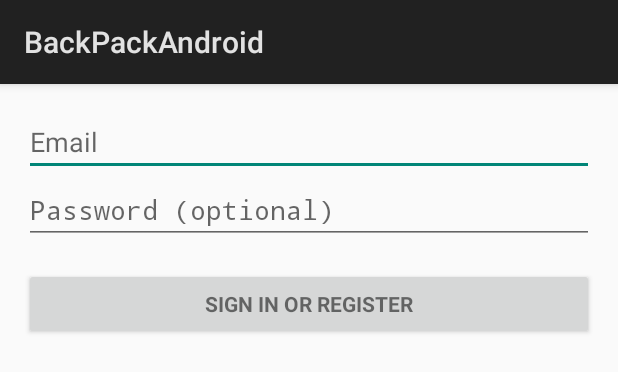
After one commit to Lluyssen/BackPackAndroid, an Android app: the layout activity_login.xml on its own in the app's theme, with its tools: preview values and no code run, on a phone screen of 412 x 824 dp. The commit adds this screen. Shown: the top 372 px of the screen. Run offline under Robolectric (Android 15) with nearby library versions, the phone set to English and light mode, and no system bars.

Commit message:
Add test login and maps acivity

```diff
--- a/app/build.gradle
+++ b/app/build.gradle
@@ -21,6 +21,9 @@ android {
 dependencies {
     implementation fileTree(dir: 'libs', include: ['*.jar'])
     implementation 'com.android.support.constraint:constraint-layout:1.0.2'
+    implementation 'com.android.support:support-annotations:26.1.0'
+    implementation 'com.google.android.gms:play-services-maps:11.8.0'
+    implementation 'com.android.support:appcompat-v7:26.1.0'
     testImplementation 'junit:junit:4.12'
     androidTestImplementation 'com.android.support.test:runner:1.0.1'
     androidTestImplementation 'com.android.support.test.espresso:espresso-core:3.0.1'
--- /dev/null
+++ b/app/src/main/res/layout/activity_login.xml
@@ -0,0 +1,65 @@
+<LinearLayout xmlns:android="http://schemas.android.com/apk/res/android"
+    xmlns:tools="http://schemas.android.com/tools"
+    android:layout_width="match_parent"
+    android:layout_height="match_parent"
+    android:gravity="center_horizontal"
+    android:orientation="vertical"
+    android:paddingBottom="@dimen/activity_vertical_margin"
+    android:paddingLeft="@dimen/activity_horizontal_margin"
+    android:paddingRight="@dimen/activity_horizontal_margin"
+    android:paddingTop="@dimen/activity_vertical_margin"
+    tools:context="app.backpackandroid.LoginActivity">
+
+    <!-- Login progress -->
+    <ProgressBar
+        android:id="@+id/login_progress"
+        style="?android:attr/progressBarStyleLarge"
+        android:layout_width="wrap_content"
+        android:layout_height="wrap_content"
+        android:layout_marginBottom="8dp"
+        android:visibility="gone" />
+
+    <ScrollView
+        android:id="@+id/login_form"
+        android:layout_width="match_parent"
+        android:layout_height="match_parent">
+
+        <LinearLayout
+            android:id="@+id/email_login_form"
+            android:layout_width="match_parent"
+            android:layout_height="wrap_content"
+            android:orientation="vertical">
+
+            <AutoCompleteTextView
+                android:id="@+id/email"
+                android:layout_width="match_parent"
+                android:layout_height="wrap_content"
+                android:hint="@string/prompt_email"
+                android:inputType="textEmailAddress"
+                android:maxLines="1"
+                android:singleLine="true" />
+
+            <EditText
+                android:id="@+id/password"
+                android:layout_width="match_parent"
+                android:layout_height="wrap_content"
+                android:hint="@string/prompt_password"
+                android:imeActionId="6"
+                android:imeActionLabel="@string/action_sign_in_short"
+                android:imeOptions="actionUnspecified"
+                android:inputType="textPassword"
+                android:maxLines="1"
+                android:singleLine="true" />
+
+            <Button
+                android:id="@+id/email_sign_in_button"
+                style="?android:textAppearanceSmall"
+                android:layout_width="match_parent"
+                android:layout_height="wrap_content"
+                android:layout_marginTop="16dp"
+                android:text="@string/action_sign_in"
+                android:textStyle="bold" />
+
+        </LinearLayout>
+    </ScrollView>
+</LinearLayout>
--- /dev/null
+++ b/app/src/main/res/values/dimens.xml
@@ -0,0 +1,5 @@
+<resources>
+    <!-- Default screen margins, per the Android Design guidelines. -->
+    <dimen name="activity_horizontal_margin">16dp</dimen>
+    <dimen name="activity_vertical_margin">16dp</dimen>
+</resources>
--- a/app/src/main/res/values/strings.xml
+++ b/app/src/main/res/values/strings.xml
@@ -1,3 +1,18 @@
 <resources>
     <string name="app_name">BackPackAndroid</string>
+    <string name="title_activity_login">Sign in</string>
+
+    <!-- Strings related to login -->
+    <string name="prompt_email">Email</string>
+    <string name="prompt_password">Password (optional)</string>
+    <string name="action_sign_in">Sign in or register</string>
+    <string name="action_sign_in_short">Sign in</string>
+    <string name="error_invalid_email">This email address is invalid</string>
+    <string name="error_invalid_password">This password is too short</string>
+    <string name="error_incorrect_password">This password is incorrect</string>
+    <string name="error_field_required">This field is required</string>
+    <string name="permission_rationale">"Contacts permissions are needed for providing email
+        completions."
+    </string>
+    <string name="title_activity_maps">Map</string>
 </resources>
```
Also changed, not shown: app/src/debug/res/values/google_maps_api.xml (added, +24 -0 lines), app/src/main/AndroidManifest.xml (+42 -3 lines), app/src/main/java/app/backpackandroid/LoginActivity.java (added, +344 -0 lines), app/src/main/java/app/backpackandroid/MapsActivity.java (added, +49 -0 lines), app/src/main/res/layout/activity_maps.xml (added, +8 -0 lines), 2 other files.
